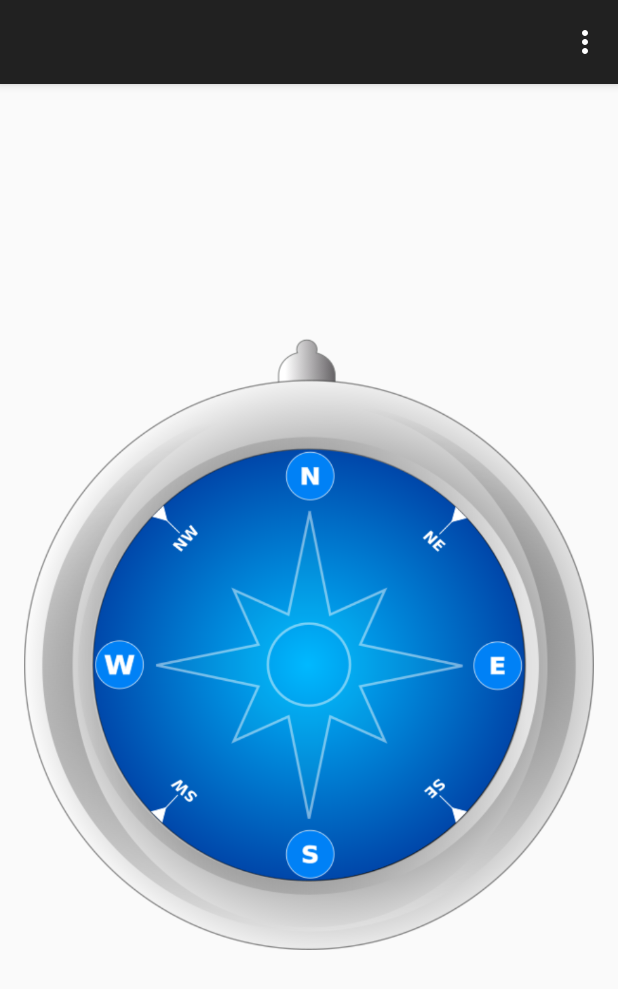
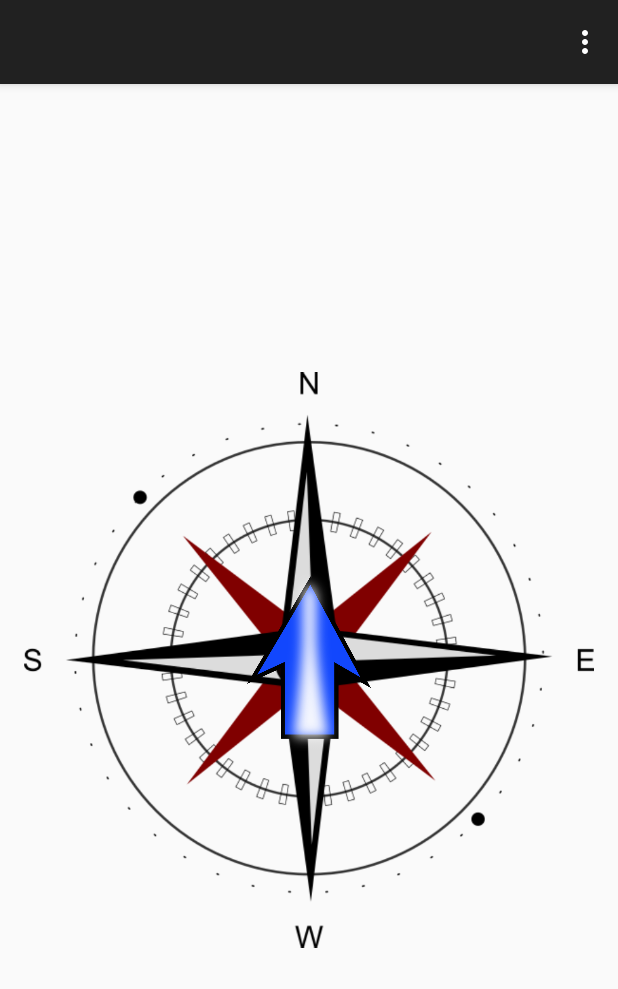
Before and after one commit to michaeltencheck/practice, an Android app: the screen it shows after launch (MainActivity), on a phone screen of 412 x 824 dp. Shown: the top 989 px of the screen. Run offline under Robolectric (Android 15) with nearby library versions, the phone set to English and light mode, and no system bars.

Commit message:
compass v2
compass v2

```diff
--- a/Compass/app/src/main/java/com/example/test/compass/MainActivity.java
+++ b/Compass/app/src/main/java/com/example/test/compass/MainActivity.java
@@ -11,6 +11,8 @@ import android.util.Log;
 import android.view.Menu;
 import android.view.MenuItem;
 import android.view.Window;
+import android.view.animation.Animation;
+import android.view.animation.RotateAnimation;
 import android.widget.ImageView;
 
 import com.larvalabs.svgandroid.SVG;
@@ -20,6 +22,7 @@ import com.larvalabs.svgandroid.SVGParser;
 public class MainActivity extends AppCompatActivity {
     private ImageView imageView;
     private SensorManager sensorManager;
+    private float lastRotateDegree;
     private SensorEventListener sensorEventListener = new SensorEventListener() {
         float[] accValues = new float[3];
         float[] magValues = new float[3];
@@ -35,6 +38,16 @@ public class MainActivity extends AppCompatActivity {
             sensorManager.getRotationMatrix(R, null, accValues, magValues);
             sensorManager.getOrientation(R, values);
             Log.d("MainActivity", "values[0] is " + Math.toDegrees(values[0]));
+
+            float rotateDegree = -(float)Math.toDegrees(values[0]);
+            if (Math.abs(rotateDegree - lastRotateDegree) > 1) {
+                RotateAnimation rotateAnimation = new RotateAnimation
+                        (lastRotateDegree, rotateDegree, Animation.RELATIVE_TO_SELF, 0.5f,
+                                Animation.RELATIVE_TO_SELF, 0.5f);
+                rotateAnimation.setFillAfter(true);
+                imageView.startAnimation(rotateAnimation);
+                lastRotateDegree = rotateDegree;
+            }
         }
 
         @Override
@@ -58,6 +71,7 @@ public class MainActivity extends AppCompatActivity {
         setContentView(R.layout.activity_main);
 
 //        imageView = (ImageView) findViewById(R.id.compass_imageView);
+        imageView = (ImageView)findViewById(R.id.compass_imageView);
         sensorManager = (SensorManager) getSystemService(SENSOR_SERVICE);
 
         Sensor sensorAcc = sensorManager.getDefaultSensor(Sensor.TYPE_ACCELEROMETER);
--- a/Compass/app/src/main/res/layout/activity_main.xml
+++ b/Compass/app/src/main/res/layout/activity_main.xml
@@ -9,6 +9,14 @@
         android:id="@+id/compass_imageView"
         android:layout_width="match_parent"
         android:layout_height="wrap_content"
-        android:src="@drawable/compasspng" />
+        android:layout_centerInParent="true"
+        android:src="@drawable/compass1" />
+
+    <ImageView
+        android:id="@+id/arrow_imageView"
+        android:layout_width="wrap_content"
+        android:layout_height="122dp"
+        android:layout_centerInParent="true"
+        android:src="@drawable/arrow1"/>
 
 </RelativeLayout>
```
Also changed, not shown: Compass/app/src/main/res/drawable/arrow1.png (added), Compass/app/src/main/res/drawable/compass1.png (added).
